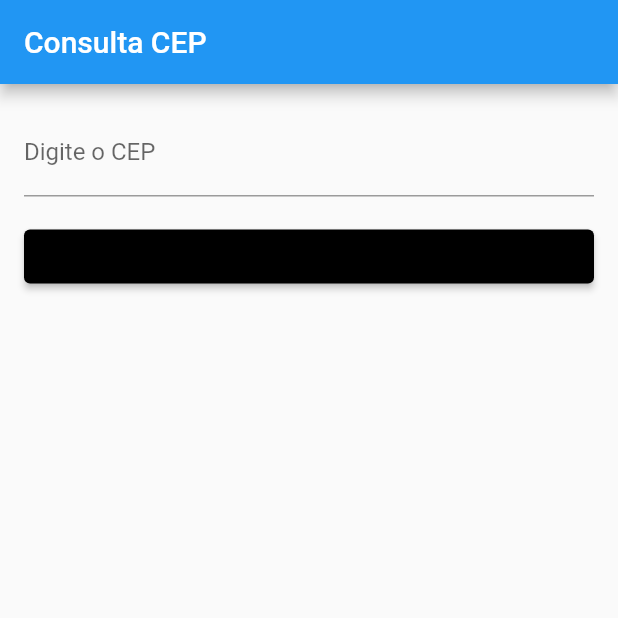
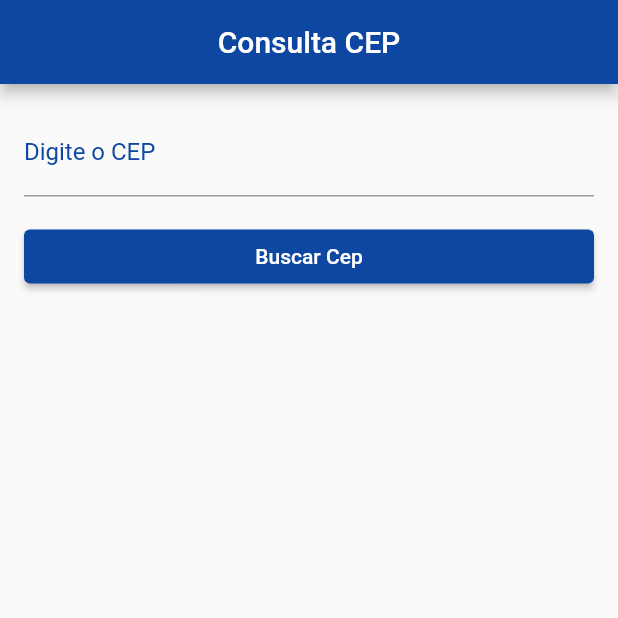
Before and after one commit to Stobertonf/via_cep, a Flutter app: the screen it shows after launch, on a phone screen of 412 x 824 dp, the top half of it. Run offline on Flutter 3.47's test engine with Material 2 defaults, Android fonts, the phone set to English and light mode, and no system bars; our stand-ins replace shared_preferences.

Commit message:
fixe(Home-Page): Fixing Styles.

```diff
--- a/lib/pages/home/home_page.dart
+++ b/lib/pages/home/home_page.dart
@@ -30,7 +30,13 @@ class _HomePageState extends State<HomePage> {
 
   Future<void> _searchCep(BuildContext context) async {
     if (_cepController.text.isEmpty) {
-      _showSnackbar(context, 'Por favor, digite um CEP.');
+      backgroundColor:
+      Colors.deepPurple[900];
+      _showSnackbar(
+        context,
+        'Por favor, digite um CEP',
+      );
+
       return;
     }
 
@@ -127,10 +133,10 @@ class _HomePageState extends State<HomePage> {
   Widget build(BuildContext context) {
     return Scaffold(
         appBar: AppBar(
+          centerTitle: true,
+          backgroundColor: Colors.blue[900],
           title: const Text(
             'Consulta CEP',
-            textAlign: TextAlign.center,
-            style: TextStyle(),
           ),
         ),
         body: Padding(
@@ -142,8 +148,17 @@ class _HomePageState extends State<HomePage> {
               children: [
                 TextFormField(
                   controller: _cepController,
-                  decoration: const InputDecoration(
+                  decoration: InputDecoration(
                     labelText: 'Digite o CEP',
+                    labelStyle: TextStyle(
+                      color: Colors.blue[900] ?? Colors.blue[900],
+                    ),
+                    border: UnderlineInputBorder(
+                      borderSide: BorderSide(
+                        color: Colors.blue[900] ?? Colors.black,
+                        width: 2.0,
+                      ),
+                    ),
                   ),
                   keyboardType: TextInputType.number,
                   inputFormatters: [FilteringTextInputFormatter.digitsOnly],
@@ -161,10 +176,10 @@ class _HomePageState extends State<HomePage> {
                 ElevatedButton(
                   onPressed: _handleSearchCep,
                   style: ElevatedButton.styleFrom(
-                    primary: Colors.black,
-                    onPrimary: Colors.white,
+                    foregroundColor: Colors.white,
+                    backgroundColor: Colors.blue[900],
                   ),
-                  child: const Text(''),
+                  child: const Text('Buscar Cep'),
                 ),
                 if (_cep != null) ...[
                   const SizedBox(height: 16),
```
